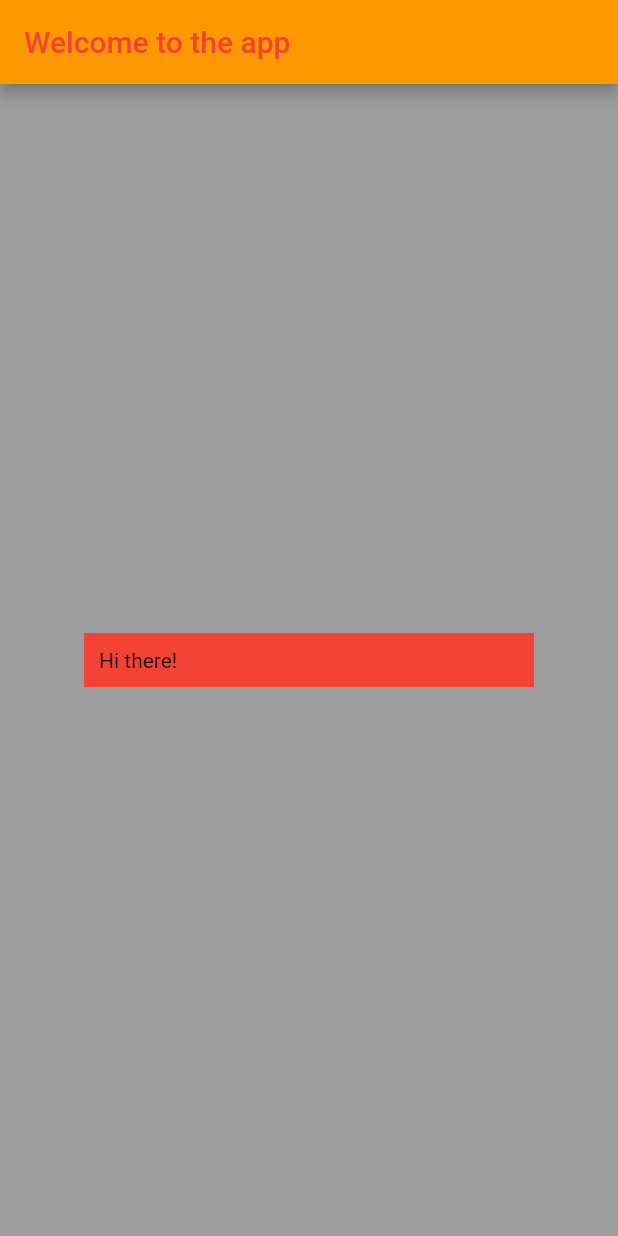
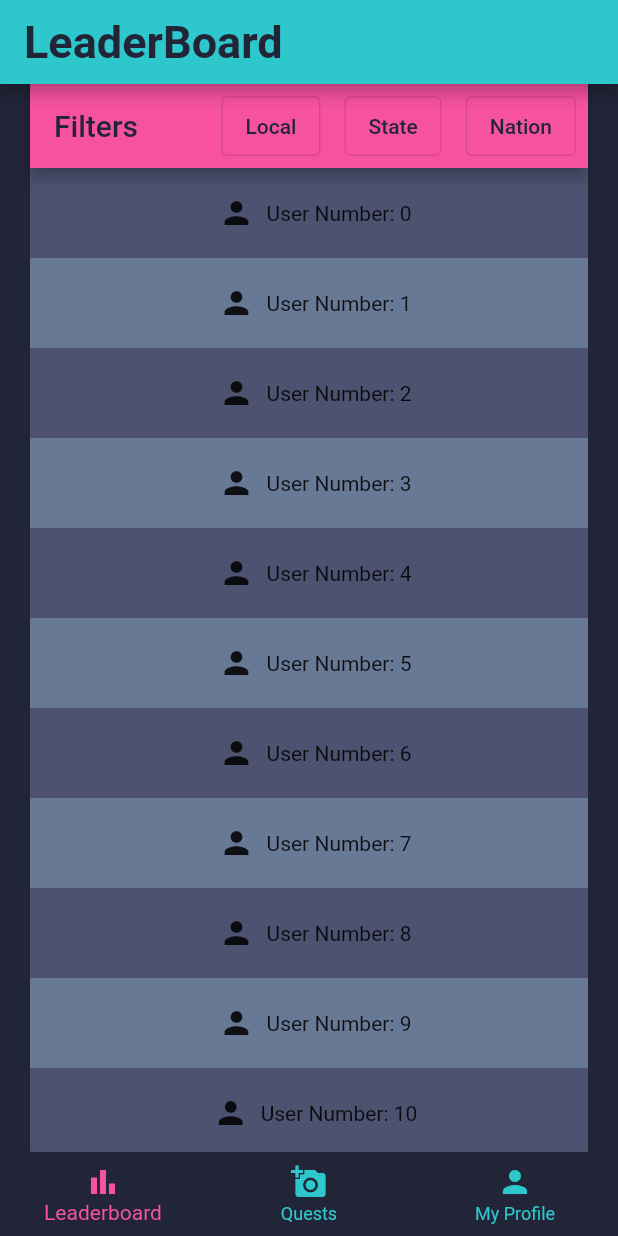
Before and after one commit to Maxpatriot/Capsher-Challenge-Spring-2022, a Flutter app: the screen it shows after launch, on a phone screen of 412 x 824 dp. Run offline on Flutter 3.47's test engine with Material 2 defaults, Android fonts, the light colour scheme and no system bars.

Commit message:
Created leaderboard

```diff
--- a/capsher_app/lib/main.dart
+++ b/capsher_app/lib/main.dart
@@ -1,34 +1,220 @@
 import 'package:flutter/material.dart';
 
 void main() {
-  runApp(MyApp());
+  runApp(const MyApp());
 }
+
+const Color colorLightGray = Color(0xFF687996);
+const Color colorMidGray = Color(0xFF4C5270);
+const Color colorDarkGray = Color(0xFF222538);
+const Color colorPrimary = Color(0xFF2DC7CC);
+const Color colorSecondary = Color(0xFFF652A0);
+const Color colorAccent = Color(0xFF42A5F5);
 
 class MyApp extends StatelessWidget {
   const MyApp({Key? key}) : super(key: key);
 
+  static const String _title = "Capture Quest";
 
   @override
   Widget build(BuildContext context) {
     return MaterialApp(
-      home: Scaffold(
-        appBar: AppBar(
-          backgroundColor: Colors.orange,
-          title: const Text('Welcome to the app'),
-          foregroundColor: Colors.red,
-        ),
-        body: Center(
-          child: Container(
-            child: const Text('Hi there!'),
-            margin: const EdgeInsets.all(10),
-            padding: const EdgeInsets.all(10),
-            color: Colors.red,
-            width: 300,
-          ),
-        ),
-
-        backgroundColor: Colors.grey,
-      ),
+      title: _title,
+      initialRoute: 'mainScreen',
+      routes: {
+        'mainScreen': (context) => const MainScreen(),
+        'LogInPage': (context) => const LogInPage(),
+      },
     );
   }
 }
+
+class MainScreen extends StatefulWidget {
+  const MainScreen({Key? key}) : super(key: key);
+
+  @override
+  State<MainScreen> createState() => _MainScreenState();
+}
+
+class _MainScreenState extends State<MainScreen> {
+  int _selectedIndex = 0;
+  static const TextStyle optionStyle =
+      TextStyle(fontSize: 30, fontWeight: FontWeight.bold);
+  static final List<Widget> _widgetOptions = <Widget>[
+    Padding(
+      padding: const EdgeInsets.only(left: 20, right: 20),
+      child: Scaffold(
+        appBar: AppBar(
+          title: const Text(
+            "Filters",
+            style: TextStyle(color: colorDarkGray),
+          ),
+          backgroundColor: colorSecondary,
+          actions: [
+            Padding(
+              padding: const EdgeInsets.all(8.0),
+              child: OutlinedButton(
+                onPressed: () {},
+                child: const Text(
+                  "Local",
+                  style: TextStyle(color: colorDarkGray),
+                ),
+              ),
+            ),
+            Padding(
+              padding: const EdgeInsets.all(8.0),
+              child: OutlinedButton(
+                onPressed: () {},
+                child: const Text(
+                  "State",
+                  style: TextStyle(color: colorDarkGray),
+                ),
+              ),
+            ),
+            Padding(
+              padding: const EdgeInsets.all(8.0),
+              child: OutlinedButton(
+                onPressed: () {},
+                child: const Text(
+                  "Nation",
+                  style: TextStyle(color: colorDarkGray),
+                ),
+              ),
+            ),
+          ],
+        ),
+        body: CustomScrollView(
+          slivers: <Widget>[
+            SliverFixedExtentList(
+              itemExtent: 60.0,
+              delegate: SliverChildBuilderDelegate(
+                (BuildContext context, int index) {
+                  return Container(
+                    alignment: Alignment.center,
+                    color: (index % 2 == 0) ? colorMidGray : colorLightGray,
+                    //color: Colors.cyan[100 * (index % 9)],
+                    child: Row(
+                      mainAxisAlignment: MainAxisAlignment.center,
+                      children: [
+                        const Padding(
+                          padding: EdgeInsets.all(8.0),
+                          child: Icon(Icons.person),
+                        ),
+                        Text('User Number: $index'),
+                      ],
+                    ),
+                  );
+                },
+              ),
+            ),
+          ],
+        ),
+      ),
+    ),
+    const Text(
+      'Index 1: Quests',
+      style: optionStyle,
+    ),
+    const Text(
+      'Index 2: My Profile',
+      style: optionStyle,
+    ),
+  ];
+  static const List<Widget> _titleOptions = <Widget>[
+    Text(
+      'LeaderBoard',
+      style: optionStyle,
+    ),
+    Text(
+      'Index 1: Quests',
+      style: optionStyle,
+    ),
+    Text(
+      'Index 2: My Profile',
+      style: optionStyle,
+    ),
+  ];
+
+  void _onItemTapped(int index) {
+    setState(() {
+      _selectedIndex = index;
+    });
+  }
+
+  @override
+  Widget build(BuildContext context) {
+    return Scaffold(
+      appBar: AppBar(
+        title: _titleOptions.elementAt(_selectedIndex),
+        backgroundColor: colorPrimary,
+        foregroundColor: colorDarkGray,
+      ),
+      body: Center(
+        child: _widgetOptions.elementAt(_selectedIndex),
+      ),
+      bottomNavigationBar: BottomNavigationBar(
+        items: const <BottomNavigationBarItem>[
+          BottomNavigationBarItem(
+            icon: Icon(Icons.bar_chart),
+            label: 'Leaderboard',
+          ),
+          BottomNavigationBarItem(
+            icon: Icon(Icons.add_a_photo),
+            label: 'Quests',
+          ),
+          BottomNavigationBarItem(
+            icon: Icon(Icons.person),
+            label: 'My Profile',
+          ),
+        ],
+        currentIndex: _selectedIndex,
+        selectedItemColor: colorSecondary,
+        unselectedItemColor: colorPrimary,
+        onTap: _onItemTapped,
+        backgroundColor: colorDarkGray,
+      ),
+      backgroundColor: colorDarkGray,
+    );
+  }
+}
+
+class LogInPage extends StatefulWidget {
+  const LogInPage({Key? key}) : super(key: key);
+
+  @override
+  State<LogInPage> createState() => _LogInPageState();
+}
+
+class _LogInPageState extends State<LogInPage> {
+  @override
+  Widget build(BuildContext context) {
+    return Container();
+  }
+}
+
+// class MyApp extends StatelessWidget {
+//   const MyApp({Key? key}) : super(key: key);
+
+//   @override
+//   Widget build(BuildContext context) {
+//     return MaterialApp(
+//       home: Scaffold(
+//         appBar: AppBar(
+//           backgroundColor: primaryColor,
+//           title: const Text('Welcome to the app'),
+//           foregroundColor: neturalGray,
+//         ),
+//         body: Center(
+//           child: Container(
+//             child: const Text('Hi there!'),
+//             margin: const EdgeInsets.all(10),
+//             padding: const EdgeInsets.all(10),
+//             color: secondaryColor,
+//             width: 300,
+//           ),
+//         ),
+//         backgroundColor: neturalGray,
+//       ),
+//     );
+//   }
+// }
```
Also changed, not shown: 2 other files.
